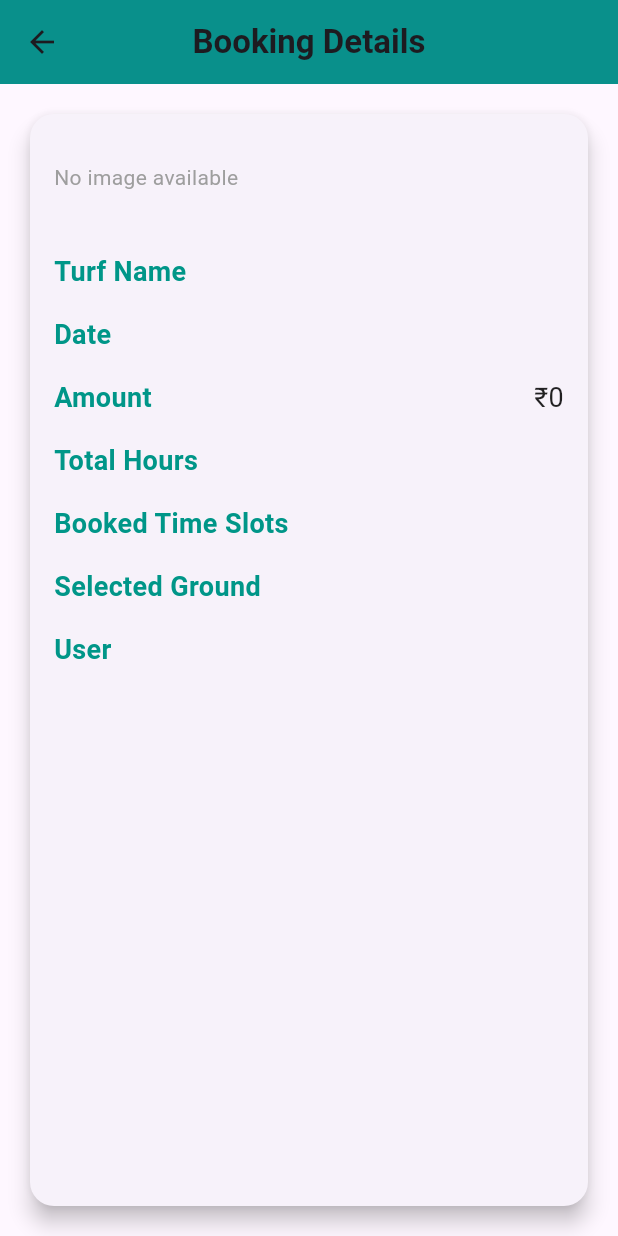
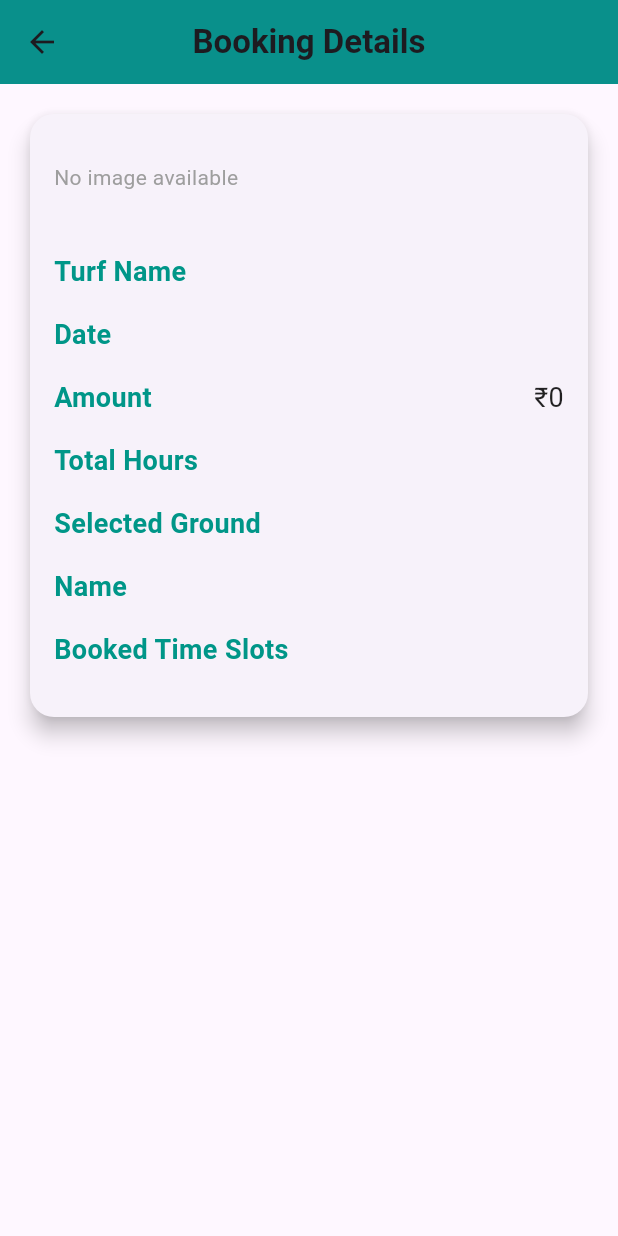
Before and after one commit to punchbiz2023/BookTheBiz, a Flutter app: the BookingDetailsPage1 screen opened directly with empty values, on a phone screen of 412 x 824 dp. Run offline on Flutter 3.47's test engine with Material 3 defaults, Android fonts, the phone set to English and light mode, and no system bars; our stand-ins replace cloud_firestore, firebase_auth, firebase_core, firebase_storage, fluttertoast, geolocator and 5 more; missing offline and left inert: booking_and_publish_slots, firebase_performance; accounts and stored records are empty.

Commit message:
BK use page updated

```diff
--- a/lib/pages/bkdetails.dart
+++ b/lib/pages/bkdetails.dart
@@ -15,7 +15,7 @@ class BookingDetailsPage1 extends StatelessWidget {
         elevation: 4,
         backgroundColor: Colors.teal,
       ),
-      body: Padding(
+      body: SingleChildScrollView( // Added SingleChildScrollView
         padding: const EdgeInsets.all(16.0),
         child: Card(
           elevation: 6,
@@ -33,12 +33,9 @@ class BookingDetailsPage1 extends StatelessWidget {
                 _buildDetailRow('Date', bookingData['bookingDate'] ?? 'N/A'),
                 _buildDetailRow('Amount', '₹${bookingData['amount'] ?? 0}'),
                 _buildDetailRow('Total Hours', '${bookingData['totalHours'] ?? 0}'),
-                _buildDetailRow(
-                  'Booked Time Slots',
-                  bookingData['bookingSlots']?.join(', ') ?? 'N/A',
-                ),
                 _buildDetailRow('Selected Ground', bookingData['selectedGround'] ?? 'N/A'),
-                _buildDetailRow('User', bookingData['userName'] ?? 'Unknown User'),
+                _buildDetailRow('Name', bookingData['userName'] ?? 'Unknown User'),
+                _buildBookedTimeSlots(), // Moved to the end
               ],
             ),
           ),
@@ -72,11 +69,11 @@ class BookingDetailsPage1 extends StatelessWidget {
         return ClipRRect(
           borderRadius: BorderRadius.circular(12),
           child: Container(
-            height: 250, // Set height to fit larger images
+            height: 250,
             width: double.infinity,
             child: Image.network(
               snapshot.data!,
-              fit: BoxFit.cover, // This maintains the aspect ratio and fills the space
+              fit: BoxFit.cover,
             ),
           ),
         );
@@ -128,4 +125,39 @@ class BookingDetailsPage1 extends StatelessWidget {
       ),
     );
   }
+
+  Widget _buildBookedTimeSlots() {
+    List<String> bookingSlots = List<String>.from(bookingData['bookingSlots'] ?? []);
+
+    return Padding(
+      padding: const EdgeInsets.symmetric(vertical: 8.0),
+      child: Column(
+        crossAxisAlignment: CrossAxisAlignment.start,
+        children: [
+          Text(
+            'Booked Time Slots',
+            style: TextStyle(
+              fontSize: 18,
+              fontWeight: FontWeight.bold,
+              color: Colors.teal,
+            ),
+          ),
+          SizedBox(height: 8),
+          Wrap(
+            spacing: 8.0,
+            runSpacing: 4.0,
+            children: bookingSlots.map((slot) {
+              return Chip(
+                label: Text(
+                  slot,
+                  style: TextStyle(color: Colors.white),
+                ),
+                backgroundColor: Colors.teal,
+              );
+            }).toList(),
+          ),
+        ],
+      ),
+    );
+  }
 }
```
